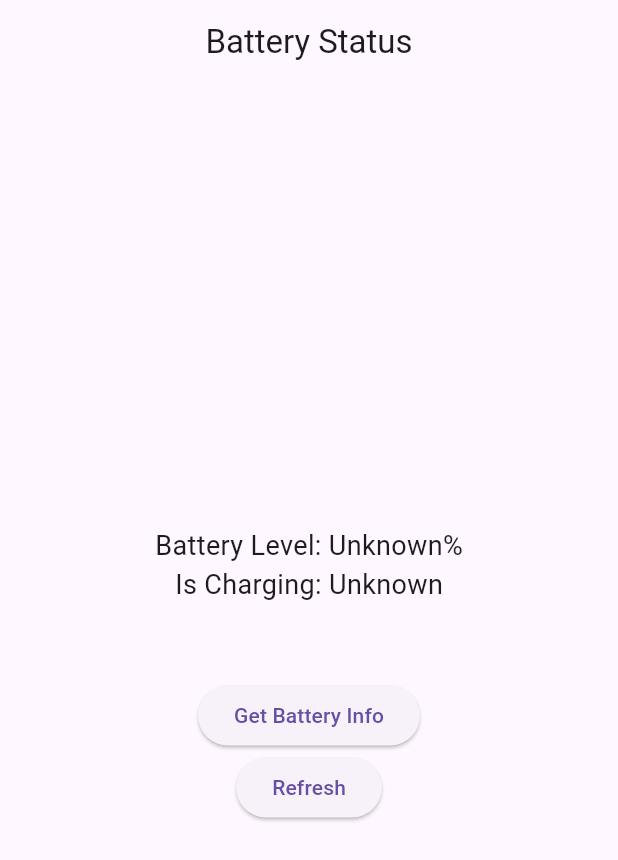
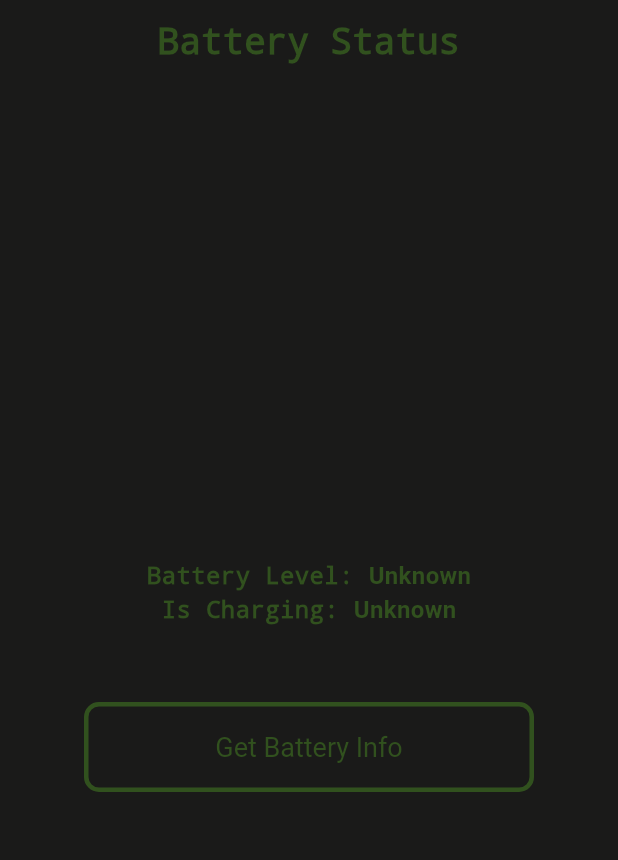
Before and after one commit to mstafamajid/DIT-Technical-Assesment, a Flutter app: the screen it shows after launch, on a phone screen of 412 x 824 dp. Shown: the top 860 px of the screen. Run offline on Flutter 3.47's test engine with Material 3 defaults, Android fonts, the phone set to English and light mode, and no system bars; our stand-ins replace dartz, equatable, flutter_bloc, get_it.

Commit message:
setup theme and design

```diff
--- /dev/null
+++ b/lib/core/consts/colors.dart
@@ -0,0 +1,4 @@
+import 'package:flutter/services.dart';
+
+const Color COLOR_BLACK_1A1A19 = Color(0xFF1A1A19);
+const Color COLOR_GREEN_31511E = Color(0xFF31511E);
--- /dev/null
+++ b/lib/core/theme/main_theme.dart
@@ -0,0 +1,51 @@
+import 'package:flutter/material.dart';
+import '../consts/colors.dart';
+
+class AppTheme {
+  static ThemeData get mainTheme {
+    return ThemeData(
+      appBarTheme: const AppBarTheme(
+        backgroundColor: COLOR_BLACK_1A1A19,
+        titleTextStyle: TextStyle(
+          fontSize: 24,
+          fontWeight: FontWeight.bold,
+          color: COLOR_GREEN_31511E,
+          fontFamily: 'monospace',
+        ),
+      ),
+      scaffoldBackgroundColor: COLOR_BLACK_1A1A19,
+      elevatedButtonTheme: ElevatedButtonThemeData(
+        style: ButtonStyle(
+          fixedSize: WidgetStateProperty.all(const Size(300, 60)),
+          shadowColor: WidgetStateProperty.all(Colors.transparent),
+          elevation: WidgetStateProperty.all(0),
+          foregroundColor: WidgetStateProperty.all(COLOR_GREEN_31511E),
+          overlayColor: WidgetStateProperty.all(
+            COLOR_GREEN_31511E.withOpacity(.3),
+          ),
+          textStyle: WidgetStateProperty.all(
+            const TextStyle(fontSize: 18),
+          ),
+          shape: WidgetStateProperty.all(
+            RoundedRectangleBorder(
+              borderRadius: BorderRadius.circular(10),
+              side: const BorderSide(
+                width: 3,
+                color: COLOR_GREEN_31511E,
+              ),
+            ),
+          ),
+          backgroundColor: WidgetStateProperty.all(COLOR_BLACK_1A1A19),
+        ),
+      ),
+      textTheme: const TextTheme(
+        bodyMedium: TextStyle(
+          fontSize: 16,
+          fontFamily: 'monospace',
+          color: COLOR_GREEN_31511E,
+          fontWeight: FontWeight.bold,
+        ),
+      ),
+    );
+  }
+}
--- a/lib/feature/battery/presentation/bloc/battery_bloc.dart
+++ b/lib/feature/battery/presentation/bloc/battery_bloc.dart
@@ -1,5 +1,6 @@
 import 'package:dit_battery_status/core/usecase/usecase.dart';
 import 'package:dit_battery_status/feature/battery/data/models/battery_info_model.dart';
+import 'package:equatable/equatable.dart';
 import 'package:flutter_bloc/flutter_bloc.dart';
 
 import '../../domain/usecases/get_battery_info_usecase.dart';
--- a/lib/feature/battery/presentation/bloc/battery_state.dart
+++ b/lib/feature/battery/presentation/bloc/battery_state.dart
@@ -1,23 +1,38 @@
 part of 'battery_bloc.dart';
 
-abstract class BatteryState {
+abstract class BatteryState extends Equatable{
   const BatteryState();
+
+
 }
 
 class BatteryInitial extends BatteryState {
   const BatteryInitial();
+
+  @override
+  List<Object?> get props => [];
+
 }
 
 class BatteryLoading extends BatteryState {
   const BatteryLoading();
+    @override
+  List<Object?> get props => [];
 }
 
 class BatteryError extends BatteryState {
   final String message;
+
   const BatteryError(this.message);
+    @override
+  List<Object?> get props => [message];
+
 }
 
 class BatteryInfoLoaded extends BatteryState {
+
   final BatteryInfoModel batteryInfo;
   const BatteryInfoLoaded(this.batteryInfo);
+    @override
+  List<Object?> get props => [batteryInfo];
 }
--- a/lib/feature/battery/presentation/pages/main_page.dart
+++ b/lib/feature/battery/presentation/pages/main_page.dart
@@ -1,8 +1,11 @@
+import 'package:dit_battery_status/core/consts/colors.dart';
 import 'package:dit_battery_status/feature/battery/presentation/bloc/battery_bloc.dart';
 import 'package:flutter/material.dart';
 import 'package:flutter_bloc/flutter_bloc.dart';
 
 import '../../../../core/dependency_injection/dependencies.dart';
+import '../widgets/battery_indecator.dart';
+import '../widgets/battery_progress.dart';
 
 class MainPage extends StatefulWidget {
   const MainPage({super.key});
@@ -35,6 +38,9 @@ class _MainPageState extends State<MainPage>
     // Initialize the progress animation; updated dynamically
     _progressAnimation =
         Tween<double>(begin: 0.0, end: 0.0).animate(_controller);
+    _colorAnimation =
+        Tween<Color?>(begin: COLOR_GREEN_31511E, end: COLOR_GREEN_31511E)
+            .animate(_controller);
   }
 
   Color _getBatteryColor(double level) {
@@ -99,55 +105,37 @@ class _MainPageState extends State<MainPage>
               mainAxisAlignment: MainAxisAlignment.center,
               children: <Widget>[
                 if (batteryLevel != null)
-                  AnimatedBuilder(
-                    animation: _controller,
-                    builder: (context, child) {
-                      return Stack(
-                        alignment: Alignment.center,
-                        children: [
-                          if (isCharging ?? false)
-                            Icon(
-                              Icons.bolt,
-                              size: 80,
-                              color: Colors.green,
-                            ),
-                          SizedBox(
-                            height: 100,
-                            width: 100,
-                            child: CircularProgressIndicator(
-                                backgroundColor: Colors.grey[300],
-                                strokeWidth: 5,
-                                value: _progressAnimation.value,
-                                valueColor: _colorAnimation),
-                          ),
-                        ],
-                      );
-                    },
-                  ),
+                  BatteryProgress(
+                      controller: _controller,
+                      isCharging: isCharging,
+                      progressAnimation: _progressAnimation,
+                      colorAnimation: _colorAnimation),
                 const SizedBox(height: 20),
-                AnimatedBuilder(
-                  animation: _progressAnimation,
-                  builder: (context, a) => Text(
-                    'Battery Level: ${_progressAnimation.value == 0 ? 'Unknown' : (_progressAnimation.value * 100).toInt()}%',
-                    style: const TextStyle(fontSize: 18),
-                  ),
+                BatteryLevelIndecator(
+                  progressAnimation: _progressAnimation,
+                  colorAnimation: _colorAnimation,
                 ),
-                Text(
-                  'Is Charging: ${isCharging == null ? 'Unknown' : (isCharging! ? 'Yes' : 'No')}',
-                  style: const TextStyle(fontSize: 18),
+                Text.rich(
+                  TextSpan(text: "Is Charging: ", children: [
+                    TextSpan(
+                      text:
+                          '${isCharging == null ? 'Unknown' : (isCharging! ? 'Yes' : 'No')}',
+                      style: TextStyle(
+                          color: (isCharging ?? false)
+                              ? Colors.green
+                              : COLOR_GREEN_31511E),
+                    )
+                  ]),
                 ),
                 const SizedBox(height: 50),
                 ElevatedButton(
+
                   onPressed: () {
                     batteryBloc.add(const GetBatteryInfoE());
                   },
-                  child: const Text('Get Battery Info'),
-                ),
-                ElevatedButton(
-                  onPressed: () {
-                    batteryBloc.add(const GetBatteryInfoE());
-                  },
-                  child: const Text('Refresh'),
+                  child: Text(batteryLevel == null
+                      ? 'Get Battery Info'
+                      : "Refresh Battery Info"),
                 ),
               ],
             );
--- /dev/null
+++ b/lib/feature/battery/presentation/widgets/battery_indecator.dart
@@ -0,0 +1,27 @@
+import 'package:flutter/material.dart';
+
+class BatteryLevelIndecator extends StatelessWidget {
+  const BatteryLevelIndecator(
+      {super.key,
+      required Animation<double> progressAnimation,
+      required Animation<Color?> colorAnimation})
+      : _progressAnimation = progressAnimation,
+        _colorAnimation = colorAnimation;
+
+  final Animation<double> _progressAnimation;
+  final Animation<Color?> _colorAnimation;
+
+  @override
+  Widget build(BuildContext context) {
+    return AnimatedBuilder(
+        animation: _progressAnimation,
+        builder: (context, a) => Text.rich(TextSpan(children: [
+              TextSpan(text: "Battery Level: "),
+              TextSpan(
+                  text: _progressAnimation.value == 0
+                      ? 'Unknown'
+                      : "${(_progressAnimation.value * 100).toInt()}%",
+                  style: TextStyle(color: _colorAnimation.value))
+            ])));
+  }
+}
--- /dev/null
+++ b/lib/feature/battery/presentation/widgets/battery_progress.dart
@@ -0,0 +1,62 @@
+import 'package:dit_battery_status/core/consts/colors.dart';
+import 'package:flutter/material.dart';
+
+class BatteryProgress extends StatelessWidget {
+  const BatteryProgress({
+    super.key,
+    required AnimationController controller,
+    required this.isCharging,
+    required Animation<double> progressAnimation,
+    required Animation<Color?> colorAnimation,
+  })  : _controller = controller,
+        _progressAnimation = progressAnimation,
+        _colorAnimation = colorAnimation;
+
+  final AnimationController _controller;
+  final bool? isCharging;
+  final Animation<double> _progressAnimation;
+  final Animation<Color?> _colorAnimation;
+
+  @override
+  Widget build(BuildContext context) {
+    return AnimatedBuilder(
+      animation: _controller,
+      builder: (context, child) {
+
+        return Container(
+          decoration: BoxDecoration(
+              color: COLOR_BLACK_1A1A19,
+              borderRadius: BorderRadius.circular(100),
+              boxShadow: [
+                BoxShadow(
+                  color: _colorAnimation.value?.withOpacity(.7) ??
+                      COLOR_BLACK_1A1A19,
+                  blurRadius: 10,
+                  spreadRadius: 3,
+                )
+              ]),
+          child: Stack(
+            alignment: Alignment.center,
+            children: [
+              if (isCharging ?? false)
+                Icon(
+                  Icons.bolt,
+                  size: 80,
+                  color: Colors.green,
+                ),
+              SizedBox(
+                height: 100,
+                width: 100,
+                child: CircularProgressIndicator(
+                    backgroundColor: _colorAnimation.value?.withOpacity(.4),
+                    strokeWidth: 5,
+                    value: _progressAnimation.value,
+                    valueColor: _colorAnimation),
+              ),
+            ],
+          ),
+        );
+      },
+    );
+  }
+}
--- a/lib/main.dart
+++ b/lib/main.dart
@@ -1,4 +1,6 @@
+import 'package:dit_battery_status/core/consts/colors.dart';
 import 'package:dit_battery_status/core/dependency_injection/dependencies.dart';
+import 'package:dit_battery_status/core/theme/main_theme.dart';
 import 'package:flutter/material.dart';
 
 import 'feature/battery/presentation/pages/main_page.dart';
@@ -18,9 +20,9 @@ class App extends StatefulWidget {
 class _AppState extends State<App> {
   @override
   Widget build(BuildContext context) {
-    return const MaterialApp(
-      title: 'Battery Status',
-      home: MainPage(),
-    );
+    return MaterialApp(
+        title: 'Battery Status',
+        home: const MainPage(),
+        theme: AppTheme.mainTheme);
   }
 }
```
